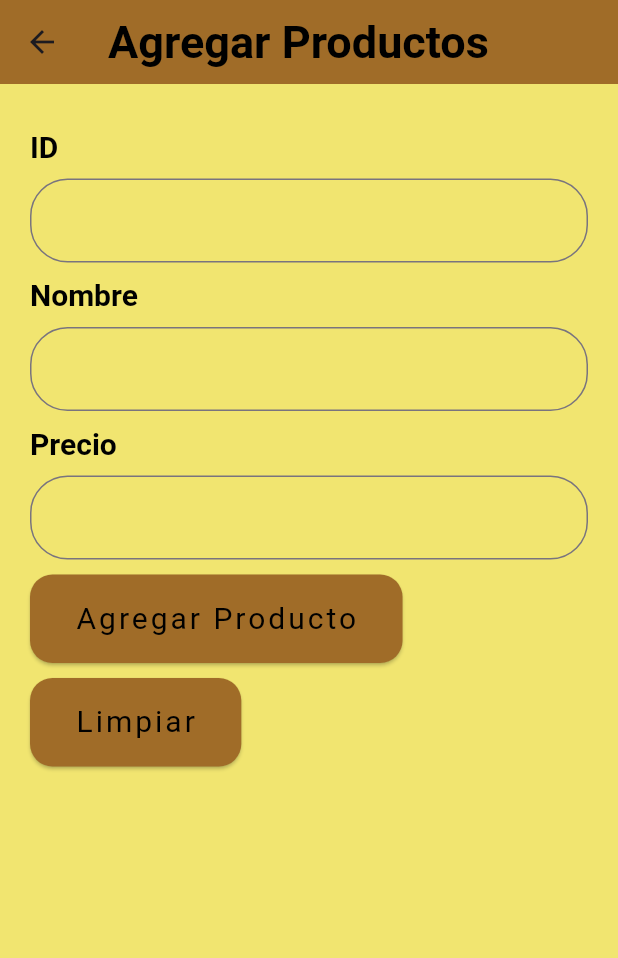
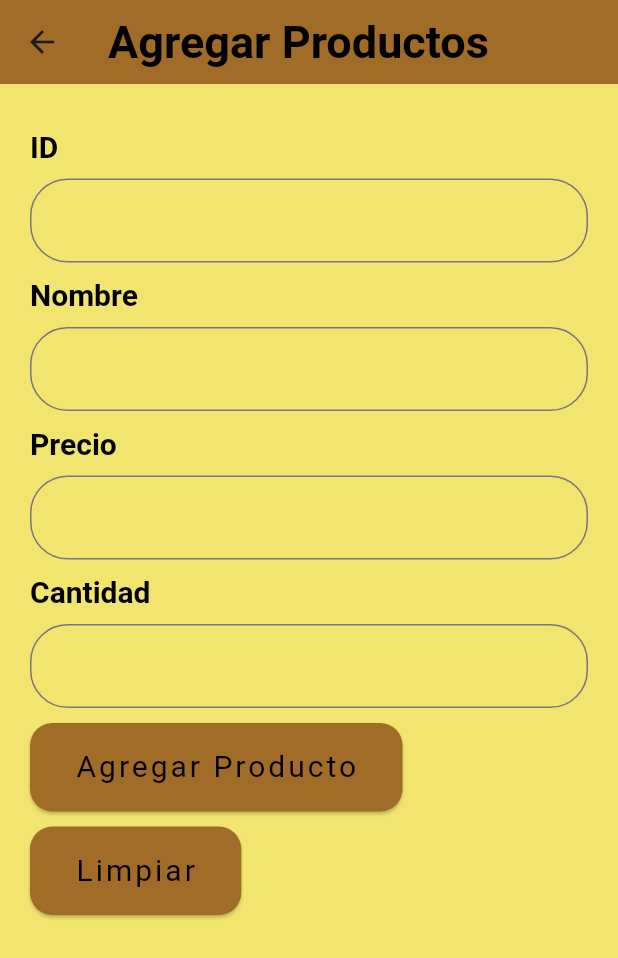
Before and after one commit to SergioAlejandre/vistaventas-2, a Flutter app: the screen it shows after launch, after a tap on "Agregar Productos", on a phone screen of 412 x 824 dp. Shown: the top 958 px of the screen. Run offline on Flutter 3.47's test engine with Material 3 defaults, Android fonts, the phone set to English and light mode, and no system bars; our stand-ins replace hive_flutter; accounts and stored records are empty.

Commit message:
Editar Productos Almacen

```diff
--- a/lib/Vistas/agregar_productos_view.dart
+++ b/lib/Vistas/agregar_productos_view.dart
@@ -9,6 +9,7 @@ class AgregarProductosView extends StatelessWidget{
   final TextEditingController idcontrol = TextEditingController();
   final TextEditingController nombrecontrol = TextEditingController();
   final TextEditingController preciocontrol = TextEditingController();
+  final TextEditingController cantidadcontrol = TextEditingController();
   final AgregarProductosControl agregarProductosController =
       AgregarProductosControl();
 
@@ -110,6 +111,30 @@ class AgregarProductosView extends StatelessWidget{
             const SizedBox(
             height: 10,
            ),
+           const DefaultTextStyle(
+            style: TextStyle(
+            color: Colors.black,
+            fontWeight: FontWeight.bold,
+            fontSize: 20,
+            ),
+            child: Text('Cantidad'),
+           ),
+           const SizedBox(
+            height: 10,
+           ),
+           TextField(
+                controller:cantidadcontrol,
+                decoration: const InputDecoration(
+                border: OutlineInputBorder(
+                borderRadius: BorderRadius.all(
+                  Radius.circular(25)
+                ),
+                ),
+              ),
+            ),
+            const SizedBox(
+            height: 10,
+           ),
             CustomButtonHome(
               name: 'Agregar Producto',
               color: const Color.fromARGB(255, 160, 108, 40),
@@ -118,6 +143,7 @@ class AgregarProductosView extends StatelessWidget{
                     ID: idcontrol.text,
                     Nombre: nombrecontrol.text,
                     Precio: preciocontrol.text,
+                    Cantidad: cantidadcontrol.text,
                   );
                   showDialog(context: context, builder: (context) {
                     return AlertDialog(
@@ -145,7 +171,7 @@ class AgregarProductosView extends StatelessWidget{
                 idcontrol.clear();
                 nombrecontrol.clear();
                 preciocontrol.clear();
-
+                cantidadcontrol.clear();
               },
             ),
           ],
--- a/lib/controladores/agregar_productos_control.dart
+++ b/lib/controladores/agregar_productos_control.dart
@@ -5,6 +5,7 @@ class AgregarProductosControl{
     required String ID,
     required String Nombre,
     required String Precio,
+    required String Cantidad,
     }){
       //1.- validar datos de entrada
 
@@ -18,7 +19,7 @@ class AgregarProductosControl{
           'ID': ID,
           'Nombre': Nombre,
           'Precio': Precio,
-
+          'Cantidad': Cantidad,
         },
       );
          // productos.delete(ID);
--- a/lib/modelos/producto_modelo.dart
+++ b/lib/modelos/producto_modelo.dart
@@ -2,10 +2,11 @@ class Producto{
      String ID;
      String Nombre;
      String Precio;
-
+     String Cantidad;
      Producto({
       required this.ID,
       required this.Nombre,
       required this.Precio,
+      required this.Cantidad,
      });
 }
--- a/lib/widgets/CustomButtonHome.dart
+++ b/lib/widgets/CustomButtonHome.dart
@@ -4,7 +4,7 @@ class CustomButtonHome extends StatelessWidget {
   final String name;
   final Color color;
   final Function() onPressed;
-  const CustomButtonHome({
+  const CustomButtonHome( {
     super.key,
     required this.name,
     required this.color,
```
Also changed, not shown: lib/Vistas/mostrar_productos_view.dart (+92 -22 lines), lib/controladores/mostrar_productos_control.dart (+26 -1 lines).
